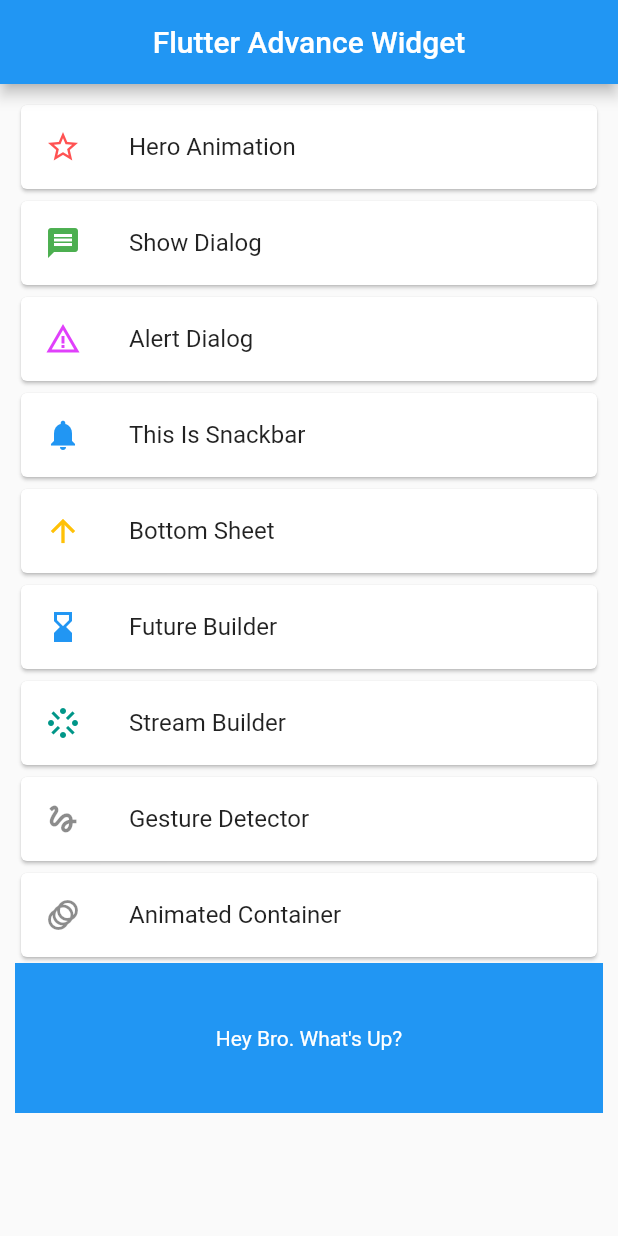
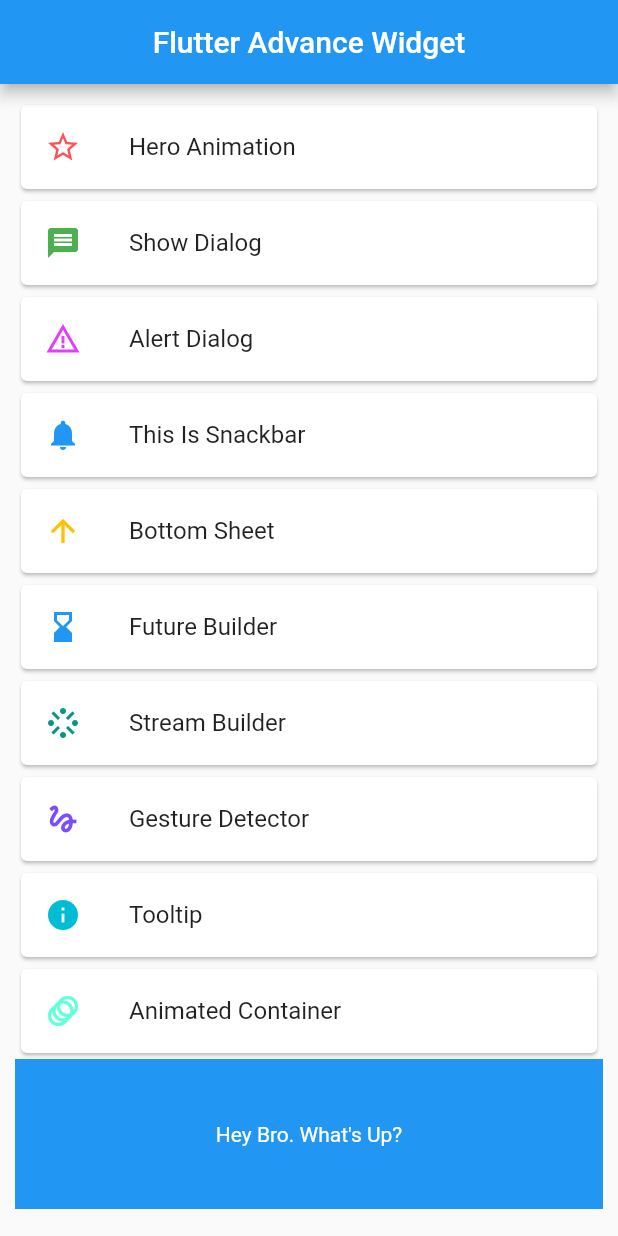
Before and after one commit to SalehAkramSifat/Extra-Widget, a Flutter app: the screen it shows after launch, on a phone screen of 412 x 824 dp. Run offline on Flutter 3.47's test engine with Material 2 defaults, Android fonts, the phone set to English and light mode, and no system bars.

Commit message:
Initial Commit

```diff
--- a/lib/main.dart
+++ b/lib/main.dart
@@ -172,8 +172,7 @@ class _HomeActivityState extends State<HomeActivity> {
           ),
 
           // Future Builder======================
-          Card(
-            child: ListTile(
+          Card(child: ListTile(
               title: Text("Future Builder"),
               leading: Icon(Icons.hourglass_bottom_outlined,
                   color: Colors.blue),
@@ -231,11 +230,27 @@ class _HomeActivityState extends State<HomeActivity> {
                 },
               )),
 
-          Card(child: ListTile(title: Text("Gesture Detector"),leading: Icon(Icons.gesture),),),
+          //Gesture===================================
+          Card(
+            child: GestureDetector(
+              onTap: () {
+                ScaffoldMessenger.of(context).showSnackBar(
+                  SnackBar(content: Text("Gesture Tapped")),
+                );
+              },
+              onDoubleTap: () {
+                ScaffoldMessenger.of(context).showSnackBar(
+                  SnackBar(content: Text("Gesture Double Tapped")),
+                );
+              },
+              child: ListTile(
+                title: Text("Gesture Detector"),
+                leading: Icon(Icons.gesture, color: Colors.deepPurpleAccent),
+              ),
+            ),
+          ),
 
-
-
-
+          Card(child: ListTile(title: Text("Tooltip"),leading: Icon(Icons.info, color: Colors.cyan,),),),
 
 
 
@@ -254,7 +269,7 @@ class _HomeActivityState extends State<HomeActivity> {
           Card(
             child: ListTile(
               title: Text("Animated Container"),
-              leading: Icon(Icons.animation),
+              leading: Icon(Icons.animation,color: Colors.tealAccent,),
               onTap: () {
                 setState(() {
                   boxHeight = boxHeight == 50 ? 50 : 50;
```
